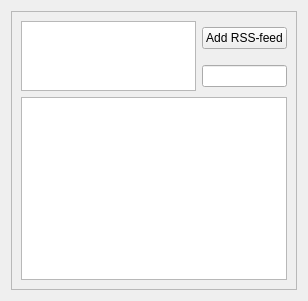
Qt form rssreader.ui (Racalniog/QTAppAlfaExercises) before a commit.
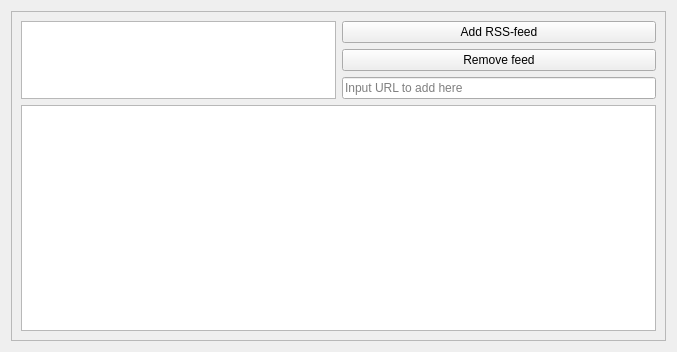
The same form after that commit.

Commit message: added SQL Database for RSS feeds

The edit to the form file:
```diff
--- a/rssreader.ui
+++ b/rssreader.ui
@@ -6,8 +6,8 @@
    <rect>
     <x>0</x>
     <y>0</y>
-    <width>308</width>
-    <height>301</height>
+    <width>677</width>
+    <height>352</height>
    </rect>
   </property>
   <property name="windowTitle">
@@ -23,6 +23,19 @@
       <enum>QFrame::Raised</enum>
      </property>
      <layout class="QGridLayout" name="gridLayout">
+      <item row="2" column="1">
+       <widget class="QLineEdit" name="feedUrlLineEdit">
+        <property name="placeholderText">
+         <string>Input URL to add here</string>
+        </property>
+       </widget>
+      </item>
+      <item row="0" column="0" rowspan="3">
+       <widget class="QListWidget" name="feedListWidget"/>
+      </item>
+      <item row="3" column="0" colspan="2">
+       <widget class="QTextEdit" name="feedContentTextEdit"/>
+      </item>
       <item row="0" column="1">
        <widget class="QPushButton" name="addFeedButton">
         <property name="text">
@@ -31,13 +44,11 @@
        </widget>
       </item>
       <item row="1" column="1">
-       <widget class="QLineEdit" name="feedUrlLineEdit"/>
-      </item>
-      <item row="0" column="0" rowspan="2">
-       <widget class="QListWidget" name="feedListWidget"/>
-      </item>
-      <item row="2" column="0" colspan="2">
-       <widget class="QTextEdit" name="feedContentTextEdit"/>
+       <widget class="QPushButton" name="removeFeedButton">
+        <property name="text">
+         <string>Remove feed</string>
+        </property>
+       </widget>
       </item>
      </layout>
     </widget>
```
The commit also changes 4 other files.
